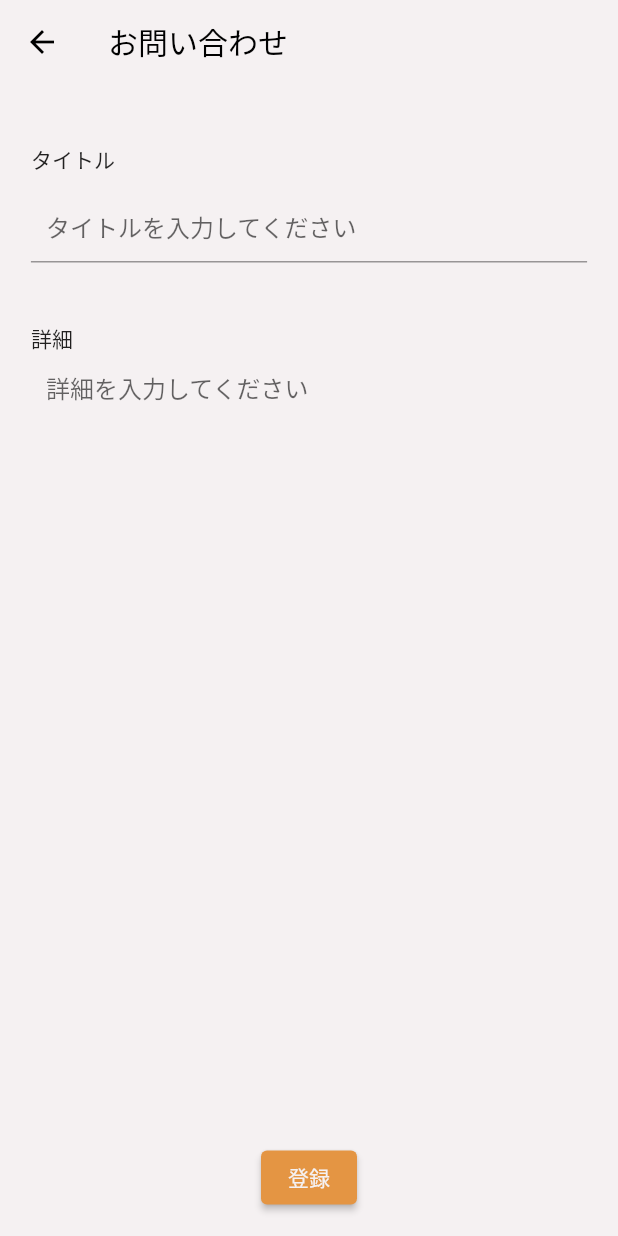
After one commit to Sakyo24/minmemo-mobile, a Flutter app: the InquiriesCreatePage screen opened directly, on a phone screen of 412 x 824 dp. The commit adds this screen. Run offline on Flutter 3.47's test engine with Material 2 defaults, Android fonts, the phone set to English and light mode, and no system bars; our stand-ins replace flutter_dotenv, google_mobile_ads, shared_preferences; accounts and stored records are empty; network calls fail.

Commit message:
お問い合わせ新規登録の作成

```diff
--- a/lib/main.dart
+++ b/lib/main.dart
@@ -52,8 +52,7 @@ class _TodoAppState extends State<TodoApp> {
 
     if (response == null) {
       if (mounted) {
-        ScaffoldMessenger.of(context)
-            .showSnackBar(const SnackBar(content: Text("エラーが発生しました。")));
+        debugPrint("エラーが発生しました。");
       }
       return;
     }
@@ -62,10 +61,9 @@ class _TodoAppState extends State<TodoApp> {
     if (response.statusCode != 200) {
       if (mounted) {
         var body = json.decode(response.body);
-        ScaffoldMessenger.of(context).showSnackBar(
-            (response.statusCode >= 500 && response.statusCode < 600)
-                ? const SnackBar(content: Text("サーバーエラーが発生しました。"))
-                : SnackBar(content: Text(body['message'])));
+        (response.statusCode >= 500 && response.statusCode < 600)
+            ? debugPrint("サーバーエラーが発生しました。")
+            : debugPrint(body['message']);
       }
       return;
     }
--- /dev/null
+++ b/lib/pages/inquiries/create.dart
@@ -0,0 +1,146 @@
+import 'package:flutter/material.dart';
+import 'package:http/http.dart';
+import 'dart:convert';
+
+import '../index.dart';
+import '../../utils/app_colors.dart';
+import '../../utils/network.dart';
+
+class InquiriesCreatePage extends StatefulWidget {
+  const InquiriesCreatePage({super.key});
+
+  @override
+  State<InquiriesCreatePage> createState() => _InquiriesCreatePageState();
+}
+
+class _InquiriesCreatePageState extends State<InquiriesCreatePage> {
+  TextEditingController titleController = TextEditingController();
+  TextEditingController detailController = TextEditingController();
+  bool _isLoading = false;
+
+  // 登録処理
+  Future<void> createInquiry() async {
+    setState(() {
+      _isLoading = true;
+    });
+
+    Map<String, String> data = {
+      'title': titleController.text,
+      'detail': detailController.text,
+    };
+
+    Response? response;
+    try {
+      response = await Network().postData(data, '/api/inquiries');
+    } catch (e) {
+      debugPrint(e.toString());
+    } finally {
+      setState(() {
+        _isLoading = false;
+      });
+    }
+
+    if (response == null) {
+      if (mounted) {
+        ScaffoldMessenger.of(context).showSnackBar(
+          const SnackBar(content: Text("エラーが発生しました。")),
+        );
+      }
+      return;
+    }
+
+    // エラーの場合
+    if (response.statusCode != 201 && response.statusCode != 200) {
+      if (mounted) {
+        var body = json.decode(response.body);
+        ScaffoldMessenger.of(context).showSnackBar(
+          (response.statusCode >= 500 && response.statusCode < 600)
+              ? const SnackBar(content: Text("サーバーエラーが発生しました。"))
+              : SnackBar(content: Text(body['message'])),
+        );
+      }
+      return;
+    }
+
+    // 成功の場合
+    if (!mounted) return;
+    Navigator.push(
+      context,
+      MaterialPageRoute(
+          builder: ((context) => const IndexPage(toPageIndex: 2))),
+    ).then((value) {
+      setState(() {});
+    });
+  }
+
+  @override
+  Widget build(BuildContext context) {
+    return Scaffold(
+      appBar: AppBar(
+        backgroundColor: AppColors.whiteColor,
+        elevation: 0,
+        title: const Text('お問い合わせ'),
+      ),
+      body: _isLoading
+          ? const Center(child: CircularProgressIndicator())
+          : ListView(
+              children: <Widget>[
+                Center(
+                  child: Column(
+                    crossAxisAlignment: CrossAxisAlignment.start,
+                    children: [
+                      const SizedBox(height: 40),
+                      // タイトル
+                      const Text('タイトル'),
+                      const SizedBox(height: 10),
+                      SizedBox(
+                        width: MediaQuery.of(context).size.width * 0.9,
+                        child: TextField(
+                          controller: titleController,
+                          decoration: const InputDecoration(
+                            contentPadding: EdgeInsets.only(left: 10),
+                            hintText: 'タイトルを入力してください',
+                          ),
+                        ),
+                      ),
+                      const SizedBox(height: 40),
+                      // 詳細
+                      const Text('詳細'),
+                      const SizedBox(height: 10),
+                      SizedBox(
+                        width: MediaQuery.of(context).size.width * 0.9,
+                        child: TextField(
+                          controller: detailController,
+                          decoration: const InputDecoration(
+                            border: InputBorder.none,
+                            contentPadding: EdgeInsets.only(left: 10),
+                            hintText: '詳細を入力してください',
+                          ),
+                          keyboardType: TextInputType.multiline,
+                          minLines: 25,
+                          maxLines: null,
+                        ),
+                      ),
+                      const SizedBox(height: 40),
+                      // 登録ボタン
+                      Container(
+                        width: MediaQuery.of(context).size.width * 0.9,
+                        alignment: Alignment.center,
+                        child: ElevatedButton(
+                          onPressed: () async {
+                            await createInquiry();
+                          },
+                          child: Text(
+                            '登録',
+                            style: TextStyle(color: AppColors.whiteColor),
+                          ),
+                        ),
+                      ),
+                    ],
+                  ),
+                ),
+              ],
+            ),
+    );
+  }
+}
```
Also changed, not shown: lib/pages/index.dart (+6 -1 lines).
